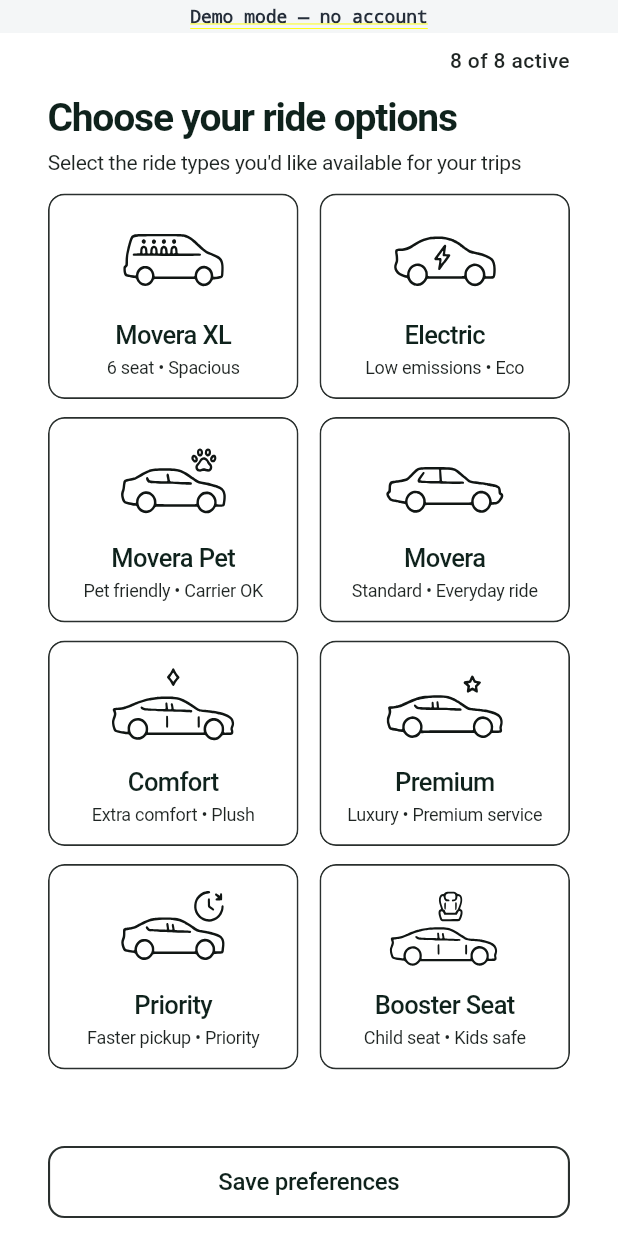
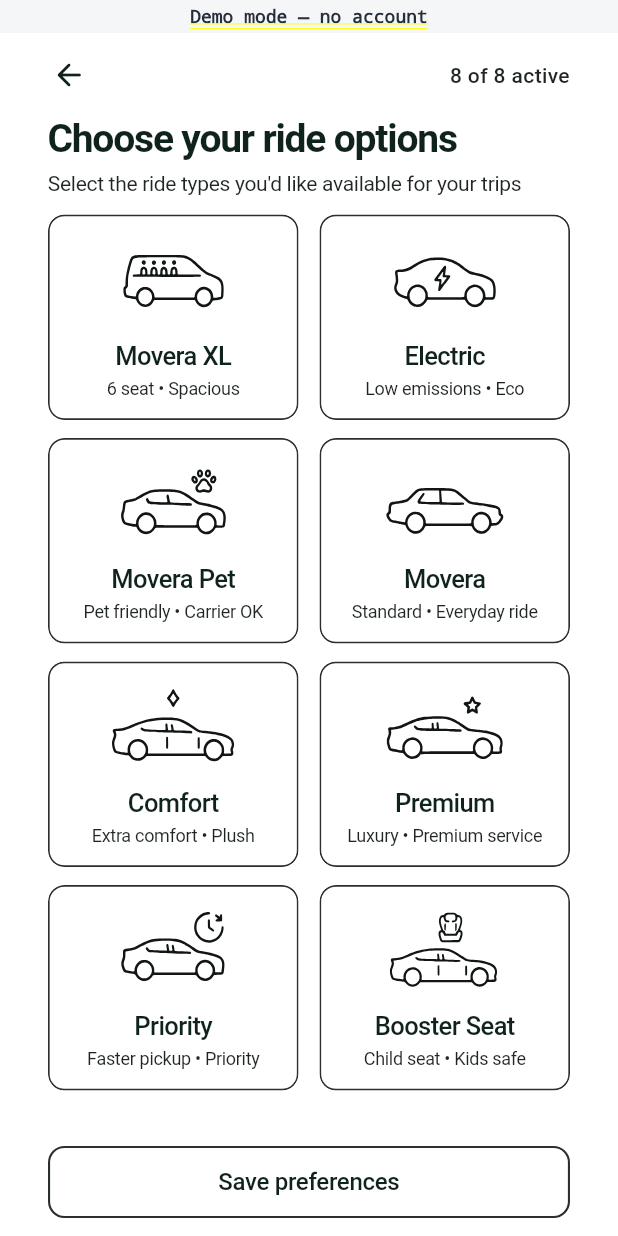
Before and after one commit to baccarisverige-ux/Movera-drider-, a Flutter app: the screen it shows after launch, in the side drawer, after a tap on "Ride preferences", on a phone screen of 412 x 824 dp. Run offline on Flutter 3.47's test engine with Material 3 defaults, Android fonts, the phone set to English and light mode, and no system bars; our stand-ins replace dotted_line, file_picker, flutter_rating_bar, flutter_screenutil, flutter_svg, geolocator and 7 more; missing offline and left inert: circle_progress_bar, country_pickers, mobkit_dashed_border, pointer_interceptor; accounts and stored records are empty; network calls fail.

Commit message:
Add a back button to Ride preferences
A back arrow sits on the left of the "N of 8 active" row and closes the
screen. The sheet-button test now also checks that Back returns Home.

Co-Authored-By: Claude Opus 5.5 <noreply@anthropic.com>
Claude-Session: https://claude.ai/code/session_01EKMMJ5CGCaxTcP2ZkW8tJH

```diff
--- a/lib/presentation/driver/preferences/preferences.dart
+++ b/lib/presentation/driver/preferences/preferences.dart
@@ -214,9 +214,21 @@ class _PreferencesState extends State<Preferences> {
       crossAxisAlignment: CrossAxisAlignment.start,
       children: [
         Padding(
-          padding: const EdgeInsets.only(top: 8),
-          child: Align(
-            alignment: Alignment.centerRight,
+          padding: const EdgeInsets.only(top: 4),
+          child: Row(
+            children: [
+              Transform.translate(
+                // Line the arrow up with the heading's left edge.
+                offset: const Offset(-10, 0),
+                child: IconButton(
+                  tooltip: 'Back',
+                  onPressed: () => Navigator.of(context).maybePop(),
+                  icon: const Icon(Icons.arrow_back_rounded, size: 24),
+                  color: _heading,
+                ),
+              ),
+              const SizedBox(width: 8),
+              Expanded(
                 child: Text(
                   '$_selectedCount of ${_categories.length} active',
                   textAlign: TextAlign.end,
@@ -227,8 +239,10 @@ class _PreferencesState extends State<Preferences> {
                   ),
                 ),
               ),
+            ],
           ),
-        const SizedBox(height: 14),
+        ),
+        const SizedBox(height: 4),
         const Text(
           'Choose your ride options',
           style: TextStyle(
```
Also changed, not shown: 1 other file. Lines whose indentation alone changed are shown as unchanged.
